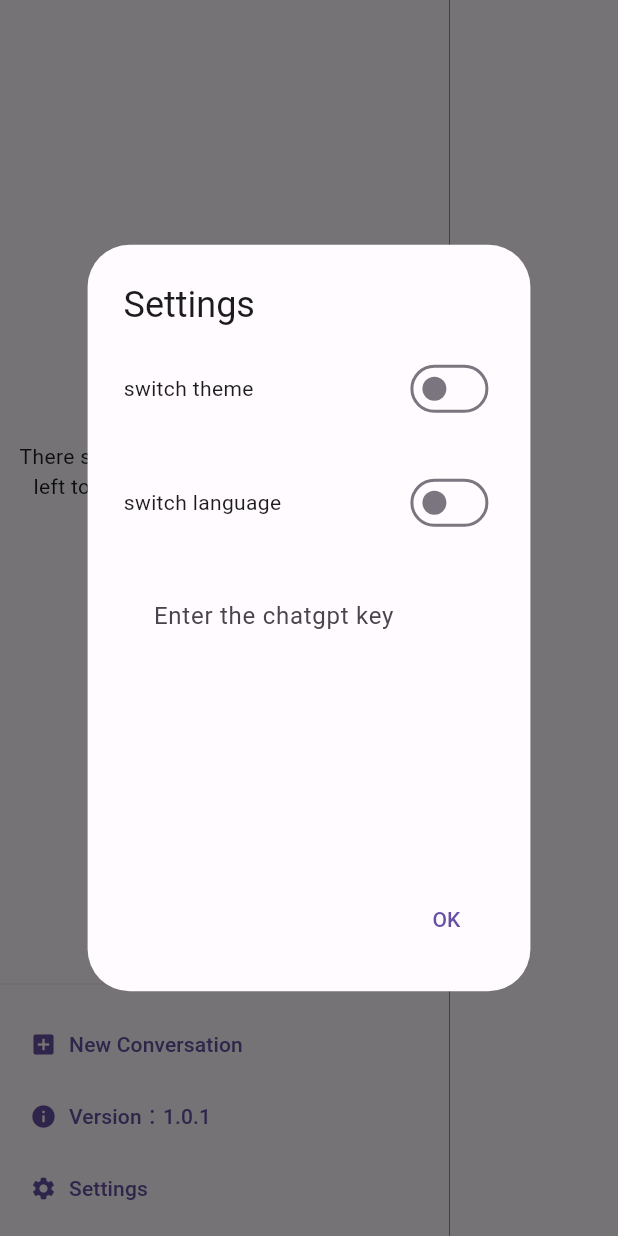
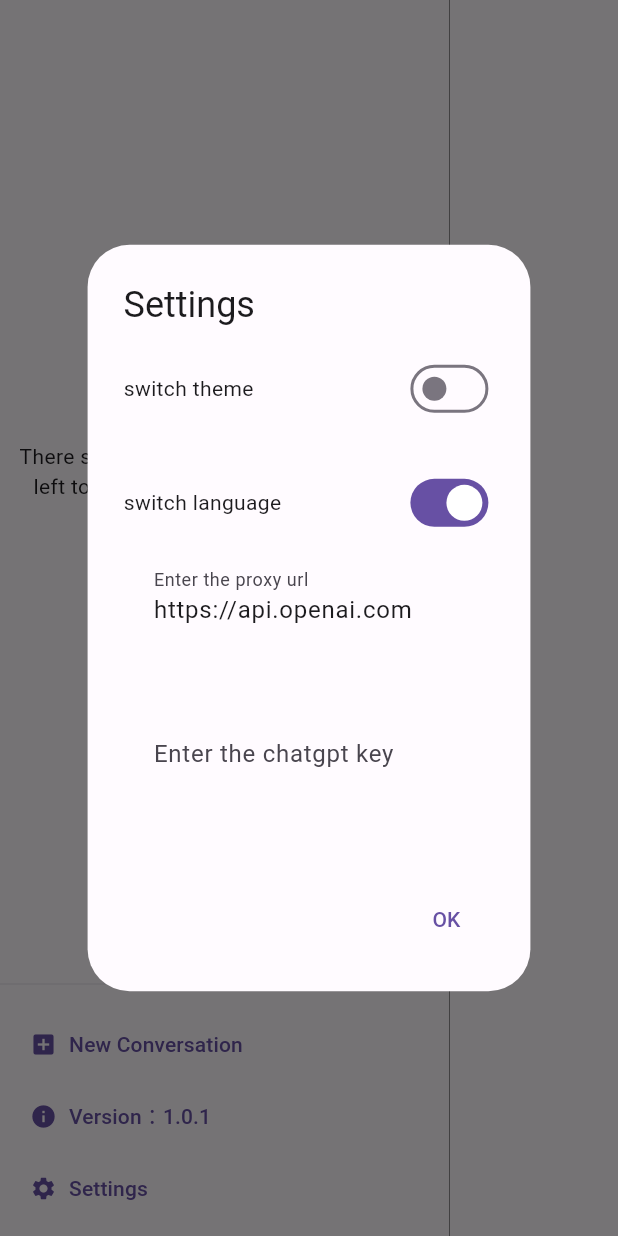
Before and after one commit to bravekingzhang/flutter_chat_box, a Flutter app: the ConversationWindow widget shown alone on an empty page, opened directly, after a tap on "Settings", on a phone screen of 412 x 824 dp. Run offline on Flutter 3.47's test engine with Material 2 defaults, Android fonts, the phone set to English and light mode, and no system bars; our stand-ins replace bloc, equatable, flutter_bloc, flutter_easyloading, flutter_highlight, flutter_markdown and 5 more; missing offline and left inert: dart_openai, markdown; accounts and stored records are empty; generated files the repository leaves out were written again.

Commit message:
feat: 添加代理支持

```diff
--- a/lib/components/conversation.dart
+++ b/lib/components/conversation.dart
@@ -26,20 +26,24 @@ class _ConversationWindowState extends State<ConversationWindow> {
     return BlocBuilder<ConversationBloc, ConversationState>(
       builder: (context, state) {
         return Container(
-          decoration:
-              const BoxDecoration(border: Border(right: BorderSide(width: .3))),
+          decoration: BoxDecoration(
+              color: BlocProvider.of<UserSettingCubit>(context)
+                  .state
+                  .themeData
+                  .cardColor,
+              border: const Border(right: BorderSide(width: .3))),
           constraints: const BoxConstraints(maxWidth: 300),
           child: Column(
             crossAxisAlignment: CrossAxisAlignment.start,
             children: [
               state.runtimeType == ConversationInitial ||
                       state.conversations.isEmpty
-                  ? Expanded(
+                  ? const Expanded(
                       child: Padding(
-                        padding: const EdgeInsets.all(8.0),
+                        padding: EdgeInsets.all(8.0),
                         child: Center(
                           child: Text(
-                            AppLocalizations.of(context)!.noConversationTips,
+                            "There seems to be no session, click on the left to create one quickly, or simply type prompt to create one",
                             textAlign: TextAlign.center,
                           ),
                         ),
@@ -79,8 +83,7 @@ class _ConversationWindowState extends State<ConversationWindow> {
                       onPressed: () {
                         _showNewConversationDialog(context);
                       },
-                      label:
-                          Text(AppLocalizations.of(context)!.newConversation),
+                      label: const Text("New Conversation"),
                       icon: const Icon(Icons.add_box),
                     ),
                     TextButton.icon(
@@ -92,7 +95,7 @@ class _ConversationWindowState extends State<ConversationWindow> {
                       onPressed: () {
                         _showSetting();
                       },
-                      label: Text(AppLocalizations.of(context)!.settings),
+                      label: const Text("Settings"),
                       icon: const Icon(Icons.settings),
                     ),
                   ],
@@ -121,13 +124,13 @@ class _ConversationWindowState extends State<ConversationWindow> {
       context: context,
       position: position,
       items: [
-        PopupMenuItem(
+        const PopupMenuItem(
           value: "delete",
-          child: Text(AppLocalizations.of(context)!.delete),
+          child: Text("Delete"),
         ),
-        PopupMenuItem(
+        const PopupMenuItem(
           value: "rename",
-          child: Text(AppLocalizations.of(context)!.reName),
+          child: Text("ReName"),
         ),
       ],
     ).then((value) {
@@ -161,15 +164,15 @@ class _ConversationWindowState extends State<ConversationWindow> {
             .conversations[index]
             .name;
         return AlertDialog(
-          title: Text(AppLocalizations.of(context)!.renameConversation),
+          title: const Text("Rename Conversation"),
           content: Column(
             mainAxisSize: MainAxisSize.min,
             children: [
               TextFormField(
                 controller: controller,
                 decoration: InputDecoration(
-                  labelText: 'Enter the new conversation name',
-                  hintText: 'Enter the new conversation name here',
+                  labelText: 'Enter the new name',
+                  hintText: 'Enter the new name',
                   floatingLabelBehavior: FloatingLabelBehavior.auto,
                   contentPadding:
                       const EdgeInsets.symmetric(horizontal: 16, vertical: 8),
@@ -208,7 +211,7 @@ class _ConversationWindowState extends State<ConversationWindow> {
                 );
                 Navigator.of(context).pop();
               },
-              child: Text(AppLocalizations.of(context)!.ok),
+              child: const Text("OK"),
             ),
           ],
         );
@@ -229,8 +232,12 @@ class _ConversationWindowState extends State<ConversationWindow> {
     showDialog(
       context: context,
       builder: (BuildContext context) {
-        final TextEditingController controller = TextEditingController();
-        controller.text = BlocProvider.of<UserSettingCubit>(context).state.key;
+        final TextEditingController controllerApiKey = TextEditingController();
+        controllerApiKey.text =
+            BlocProvider.of<UserSettingCubit>(context).state.key;
+        final TextEditingController controllerProxy = TextEditingController();
+        controllerProxy.text =
+            BlocProvider.of<UserSettingCubit>(context).state.baseUrl;
         return AlertDialog(
           title: Text(AppLocalizations.of(context)!.settings),
           content: SizedBox(
@@ -267,7 +274,7 @@ class _ConversationWindowState extends State<ConversationWindow> {
                               .state
                               .locale
                               .languageCode ==
-                          'zh',
+                          'en',
                       onChanged: (value) {
                         BlocProvider.of<UserSettingCubit>(context)
                             .switchLocale();
@@ -279,7 +286,31 @@ class _ConversationWindowState extends State<ConversationWindow> {
                   height: 28,
                 ),
                 TextFormField(
-                  controller: controller,
+                  controller: controllerProxy,
+                  decoration: InputDecoration(
+                    labelText: AppLocalizations.of(context)!.setProxyUrl,
+                    hintText: AppLocalizations.of(context)!.setProxyUrlTips,
+                    floatingLabelBehavior: FloatingLabelBehavior.auto,
+                    contentPadding:
+                        const EdgeInsets.symmetric(horizontal: 16, vertical: 8),
+                    border: OutlineInputBorder(
+                      borderRadius: BorderRadius.circular(5),
+                      borderSide: BorderSide.none,
+                    ),
+                    filled: true,
+                  ),
+                  autovalidateMode: AutovalidateMode.always,
+                  maxLines: null,
+                  onChanged: (value) {
+                    BlocProvider.of<UserSettingCubit>(context)
+                        .setProxyUrl(value);
+                  },
+                ),
+                const SizedBox(
+                  height: 28,
+                ),
+                TextFormField(
+                  controller: controllerApiKey,
                   decoration: InputDecoration(
                     labelText: AppLocalizations.of(context)!.enterKey,
                     hintText: AppLocalizations.of(context)!.enterKeyTips,
--- a/lib/l10n/app_en.arb
+++ b/lib/l10n/app_en.arb
@@ -15,6 +15,8 @@
   "inputPromptTips":"Input your prompt here",
   "enterKey":"Enter the chatgpt key",
   "enterKeyTips":"Enter the chatgpt key here",
+  "setProxyUrl":"Enter the proxy url",
+  "setProxyUrlTips":"Enter the proxy url here. If not, the default is official",
   "ok":"OK",
   "cancel":"Cancel"
 }
--- a/lib/l10n/app_zh.arb
+++ b/lib/l10n/app_zh.arb
@@ -15,6 +15,8 @@
   "inputPromptTips":"在这里输入你的 prompt",
   "enterKey":"请输入你的 chatgpt key",
   "enterKeyTips":"请输在这里输入你的 chatgpt key",
+  "setProxyUrl":"请输入代理Url",
+  "setProxyUrlTips":"请在这里输入代理url，不填默认官方",
   "ok":"确定",
   "cancel":"取消"
 }
```
